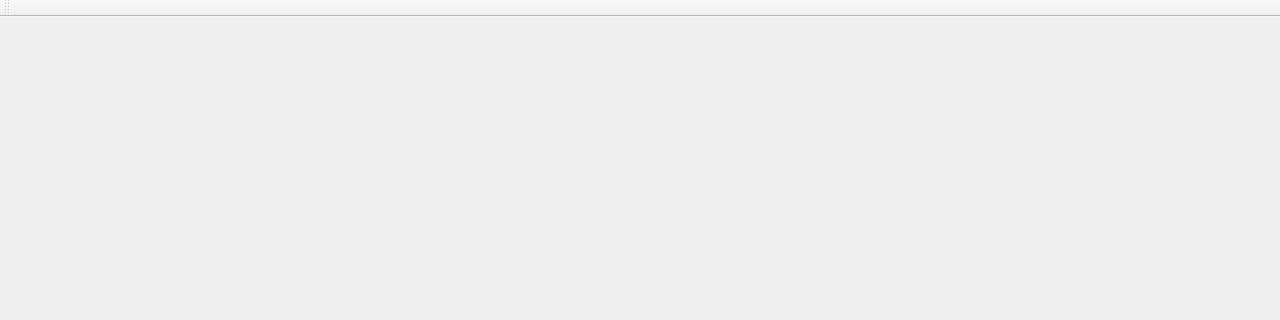
First picture: the form in initialwindow.ui, repository jpandaconnor/Jotel, before the edit; both pictures show x 0 to 1280 and y 0 to 320 of the 1280 by 720 pixel window.
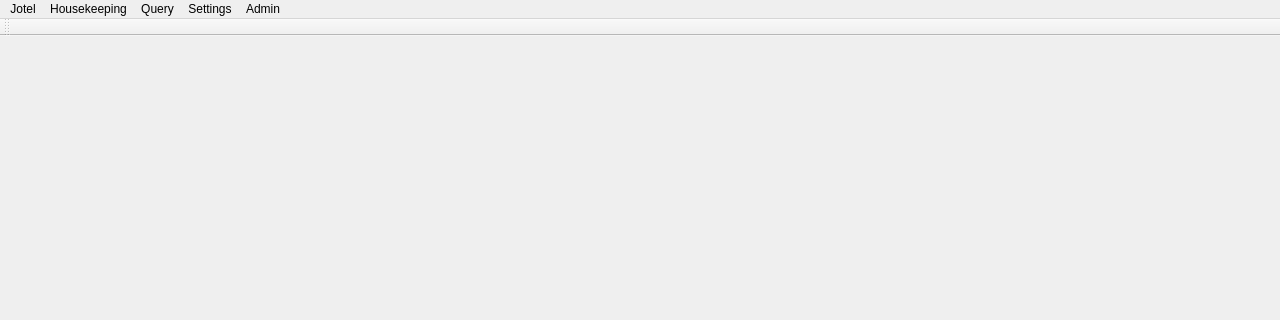
Second picture: the form after the edit.

```diff
--- a/initialwindow.ui
+++ b/initialwindow.ui
@@ -23,6 +23,48 @@
      <height>21</height>
     </rect>
    </property>
+   <widget class="QMenu" name="menuJotel">
+    <property name="title">
+     <string>Jotel</string>
+    </property>
+    <addaction name="separator"/>
+    <addaction name="actionSignout"/>
+    <addaction name="actionExit"/>
+   </widget>
+   <widget class="QMenu" name="menuSettings">
+    <property name="title">
+     <string>Settings</string>
+    </property>
+   </widget>
+   <widget class="QMenu" name="menuQuery">
+    <property name="title">
+     <string>Query</string>
+    </property>
+   </widget>
+   <widget class="QMenu" name="menuHousekeeping">
+    <property name="title">
+     <string>Housekeeping</string>
+    </property>
+   </widget>
+   <widget class="QMenu" name="menuAdmin">
+    <property name="title">
+     <string>Admin</string>
+    </property>
+    <widget class="QMenu" name="menuRoom_Features">
+     <property name="title">
+      <string>Room Features</string>
+     </property>
+     <addaction name="actionAdd_Room_Feature"/>
+     <addaction name="actionEdit_Room_Feature"/>
+     <addaction name="actionDelete_Room_Feature"/>
+    </widget>
+    <addaction name="menuRoom_Features"/>
+   </widget>
+   <addaction name="menuJotel"/>
+   <addaction name="menuHousekeeping"/>
+   <addaction name="menuQuery"/>
+   <addaction name="menuSettings"/>
+   <addaction name="menuAdmin"/>
   </widget>
   <widget class="QToolBar" name="mainToolBar">
    <attribute name="toolBarArea">
```
Left out of the diff: 47 changed lines with no effect on the pictures.
